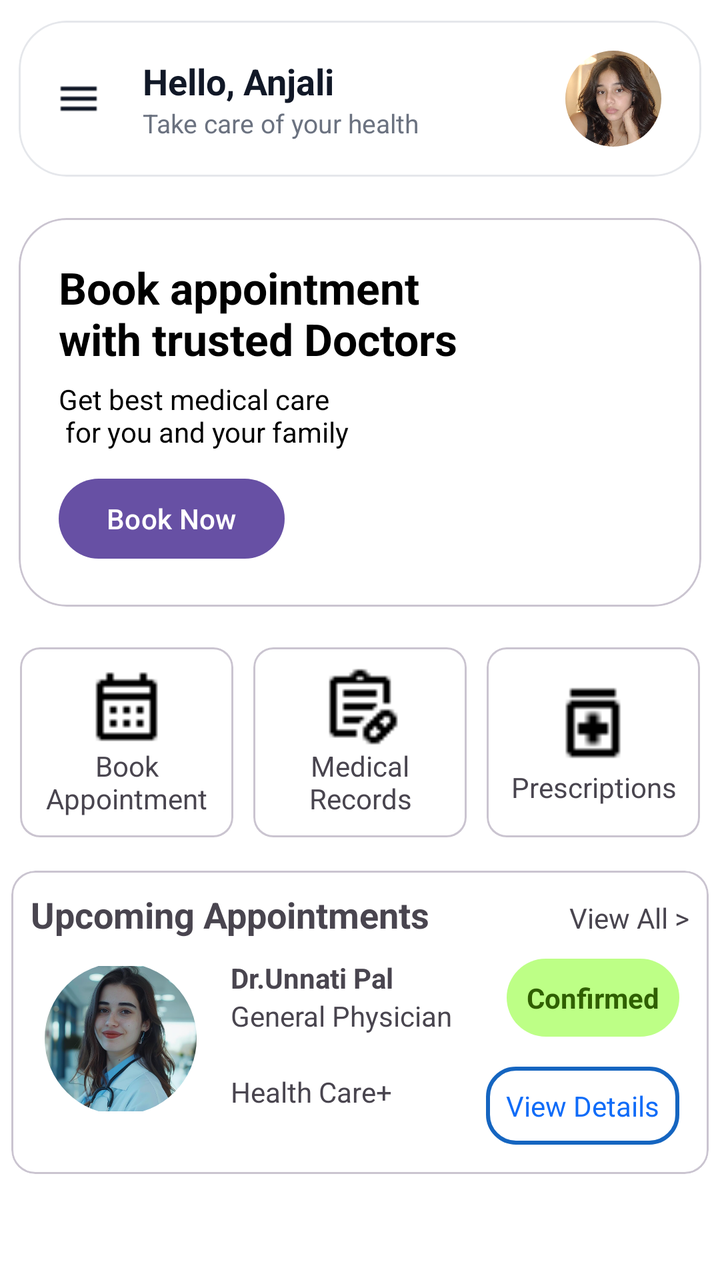
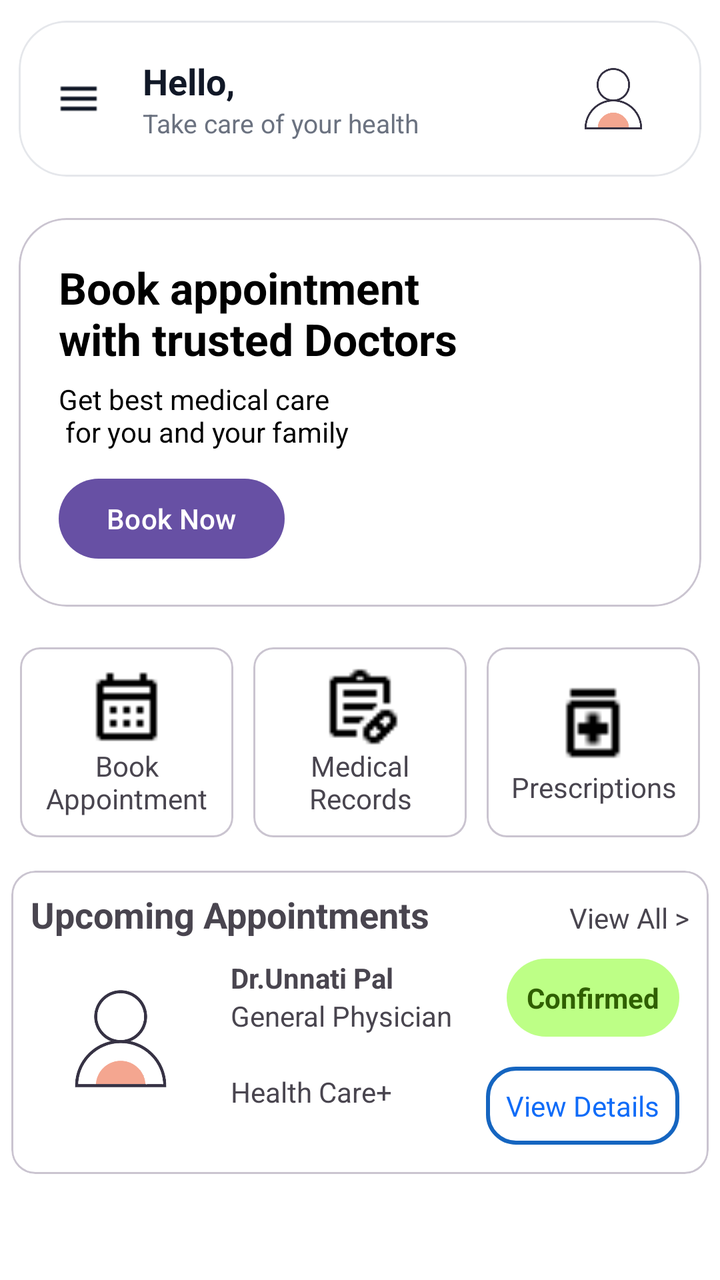

Two renders of the same Android screen: before a commit and after it. Below are the layout's source before the change and the commit's diff.
<!-- AndroidManifest.xml: application theme Theme.Hospital_Appointment_System -->
<!-- res/layout/activity_patient_dashboard.xml -->
<?xml version="1.0" encoding="UTF-8"?>
<LinearLayout xmlns:android="http://schemas.android.com/apk/res/android"
    xmlns:app="http://schemas.android.com/apk/res-auto"
    xmlns:tools="http://schemas.android.com/tools"
    android:id="@+id/main"
    android:layout_width="match_parent"
    android:layout_height="match_parent"
    android:background="@color/background"
    android:orientation="vertical"
    android:gravity="center|center_vertical"
    tools:context=".Doctor_DashBoard_Activity">

    <com.google.android.material.card.MaterialCardView
        android:layout_width="match_parent"
        android:layout_height="wrap_content"
        android:layout_gravity="top"
        app:cardCornerRadius="24dp"
        app:cardUseCompatPadding="true"
        app:strokeColor="#E5E7EB"
        app:strokeWidth="1dp">

        <LinearLayout
            android:layout_width="match_parent"
            android:layout_height="wrap_content"
            android:background="@color/white"
            android:gravity="center_vertical"
            android:paddingStart="10dp"
            android:paddingEnd="20dp"
            android:orientation="horizontal"
            android:padding="15dp">

            
            <ImageButton
                android:id="@+id/hamburger"
                android:layout_width="40dp"
                android:layout_height="40dp"
                android:background="?attr/selectableItemBackgroundBorderless"
                android:padding="8dp"
                android:src="@drawable/menu"
                app:tint="#111827" />

            
            <LinearLayout
                android:layout_width="0dp"
                android:layout_height="wrap_content"
                android:layout_marginStart="12dp"
                android:layout_weight="1"
                android:orientation="vertical">

                <TextView
                    android:id="@+id/patient_name"
                    android:layout_width="wrap_content"
                    android:layout_height="wrap_content"
                    android:text="Hello, Anjali "
                    android:textColor="#111827"
                    android:textSize="18sp"
                    android:textStyle="bold" />

                <TextView
                    android:layout_width="wrap_content"
                    android:layout_height="wrap_content"
                    android:text="Take care of your health"
                    android:textColor="#6B7280"
                    android:textSize="13sp" />
            </LinearLayout>

            
            <com.google.android.material.imageview.ShapeableImageView
                android:id="@+id/patient_profile_image"
                android:layout_width="48dp"
                android:layout_height="48dp"
                android:scaleType="centerCrop"
                android:src="@drawable/patient_image"
                app:shapeAppearanceOverlay="@style/CircleImageView" />
        </LinearLayout>

    </com.google.android.material.card.MaterialCardView>

    <com.google.android.material.card.MaterialCardView
        android:layout_width="match_parent"
        android:layout_height="wrap_content"
        android:layout_gravity="top"
        app:cardUseCompatPadding="true"

        app:cardCornerRadius="24dp">

        <LinearLayout
            android:layout_width="match_parent"
            android:layout_height="wrap_content"
            android:orientation="vertical"
            android:background="@color/white"
            android:padding="20dp">

            <TextView
                android:layout_width="wrap_content"
                android:layout_height="wrap_content"
                android:textColor="@color/black"
                android:text="Book appointment \nwith trusted Doctors"
                android:textSize="22sp"
                android:textStyle="bold"/>

            <TextView
                android:layout_width="wrap_content"
                android:layout_height="wrap_content"
                android:text="Get best medical care \n for you and your family"
                android:layout_marginTop="6dp"
                android:textColor="@color/black"
                android:textSize="14sp"/>

            <com.google.android.material.button.MaterialButton
                android:id="@+id/book_appointment"
                android:layout_marginTop="10dp"
                android:layout_width="wrap_content"
                android:layout_height="wrap_content"
                android:text="Book Now"/>

        </LinearLayout>
    </com.google.android.material.card.MaterialCardView>

    <LinearLayout
        android:layout_width="match_parent"
        android:layout_height="wrap_content"
        android:padding="10dp"
        android:orientation="horizontal">

        <com.google.android.material.card.MaterialCardView
            android:layout_width="103dp"
            android:layout_height="95dp"
            android:layout_gravity="start"
            android:layout_weight="1"
            android:layout_marginRight="10dp"
            app:cardCornerRadius="10dp">
            <LinearLayout
                android:id="@+id/book_appointment_layout"
                android:layout_width="match_parent"
                android:layout_height="match_parent"
                android:background="@drawable/appointment_bar"
                android:orientation="vertical"
                android:layout_row="0"

                android:gravity="center"
                android:layout_column="1"
                android:padding="8dp"
                android:paddingStart="10dp"
                android:paddingEnd="10dp"
                android:elevation="10dp">

                <com.google.android.material.imageview.ShapeableImageView
                    android:layout_width="40dp"
                    android:layout_height="40dp"
                    android:src="@drawable/appontment_calender"/>

                <TextView
                    android:layout_width="wrap_content"
                    android:layout_height="wrap_content"
                    android:gravity="center"
                    android:text="Book\nAppointment" />

            </LinearLayout>
        </com.google.android.material.card.MaterialCardView>

        <com.google.android.material.card.MaterialCardView
            android:layout_width="103dp"
            android:layout_height="95dp"
            app:cardCornerRadius="10dp"
            android:layout_weight="1"
            android:layout_marginRight="10dp"
            android:layout_gravity="center">
            <LinearLayout
                android:id="@+id/medical_records"
                android:layout_width="match_parent"
                android:layout_height="match_parent"
                android:background="@drawable/appointment_bar"
                android:orientation="vertical"
                android:layout_row="0"
                android:gravity="center"
                android:layout_column="1"
                android:padding="8dp"
                android:paddingStart="10dp"
                android:paddingEnd="10dp"
                android:elevation="10dp">

                <com.google.android.material.imageview.ShapeableImageView
                    android:layout_width="40dp"
                    android:layout_height="40dp"
                    android:src="@drawable/record"/>

                <TextView
                    android:layout_width="wrap_content"
                    android:layout_height="wrap_content"
                    android:gravity="center"
                    android:text="Medical\nRecords"/>

            </LinearLayout>
        </com.google.android.material.card.MaterialCardView>


        <com.google.android.material.card.MaterialCardView
            android:layout_width="103dp"
            android:layout_height="95dp"
            android:layout_gravity="end"
            android:layout_weight="1"
            app:cardCornerRadius="10dp">
            <LinearLayout
                android:id="@+id/prescription"
                android:layout_width="match_parent"
                android:layout_height="match_parent"
                android:background="@drawable/appointment_bar"
                android:orientation="vertical"
                android:layout_row="0"
                android:gravity="center"
                android:layout_column="1"
                android:padding="8dp"
                android:paddingStart="10dp"
                android:paddingEnd="10dp"
                android:elevation="10dp">

                <com.google.android.material.imageview.ShapeableImageView
                    android:layout_width="45dp"
                    android:layout_height="45dp"
                    android:src="@drawable/med"/>

                <TextView
                    android:layout_width="wrap_content"
                    android:layout_height="wrap_content"
                    android:gravity="center"
                    android:text="Prescriptions" />
            </LinearLayout>
        </com.google.android.material.card.MaterialCardView>

    </LinearLayout>

    <com.google.android.material.card.MaterialCardView
        android:layout_width="match_parent"
        android:layout_height="wrap_content"
        android:background="@color/white"
        app:cardUseCompatPadding="true">

        <LinearLayout
            android:layout_width="match_parent"
            android:layout_height="wrap_content"
            android:background="@color/white"
            android:orientation="vertical"
            android:padding="10dp">

            <LinearLayout
                android:layout_width="match_parent"
                android:layout_height="wrap_content"
                android:layout_marginBottom="5dp"
                android:orientation="horizontal">

                <TextView
                    android:layout_width="wrap_content"
                    android:layout_height="wrap_content"
                    android:layout_weight="1"
                    android:textSize="18sp"
                    android:text="Upcoming Appointments"
                    android:textStyle="bold" />

                <TextView
                    android:id="@+id/all_appointments"
                    android:layout_width="wrap_content"
                    android:layout_height="wrap_content"
                    android:text="View All >" />

            </LinearLayout>

            <LinearLayout
                android:layout_width="match_parent"
                android:layout_height="wrap_content"
                android:orientation="horizontal"
                android:padding="5dp">

                <com.google.android.material.imageview.ShapeableImageView
                    android:id="@+id/doctor_profile_photo"
                    android:layout_width="80dp"
                    android:layout_height="80dp"
                    android:padding="2dp"
                    android:src="@drawable/doctor_image"
                    app:shapeAppearanceOverlay="@style/CircleImageView" />


                <LinearLayout
                    android:layout_width="wrap_content"
                    android:layout_height="wrap_content"
                    android:layout_marginLeft="15dp"
                    android:layout_weight="1"
                    android:orientation="vertical">

                    <TextView
                        android:id="@+id/dotor_name"
                        android:layout_width="wrap_content"
                        android:layout_height="wrap_content"
                        android:text="Dr.Unnati Pal"
                        android:textStyle="bold" />

                    <TextView
                        android:id="@+id/doctor_secilization"
                        android:layout_width="wrap_content"
                        android:layout_height="wrap_content"
                        android:text="General Physician" />

                    <TextView
                        android:id="@+id/appointment_time"
                        android:layout_width="wrap_content"
                        android:layout_height="wrap_content" />

                    <TextView
                        android:id="@+id/hospital_name"
                        android:layout_width="wrap_content"
                        android:layout_height="wrap_content"
                        android:text="Health Care+" />


                </LinearLayout>

                <LinearLayout
                    android:layout_width="wrap_content"
                    android:layout_height="wrap_content"
                    android:orientation="vertical">

                    <TextView
                        android:id="@+id/appointment_status"
                        android:layout_width="wrap_content"
                        android:layout_height="wrap_content"
                        android:layout_gravity="end"
                        android:layout_marginBottom="15dp"
                        android:background="@drawable/complete"
                        android:padding="10dp"
                        android:text="Confirmed"
                        android:textColor="@color/completed"
                        android:textStyle="bold" />


                    <TextView
                        android:id="@+id/doctor_details"
                        android:layout_width="wrap_content"
                        android:layout_height="wrap_content"
                        android:background="@drawable/register"
                        android:padding="10dp"
                        android:text="View Details"

                        android:textColor="@color/link" />


                </LinearLayout>

            </LinearLayout>

        </LinearLayout>


    </com.google.android.material.card.MaterialCardView>


    <LinearLayout
        android:layout_width="match_parent"
        android:padding="10dp"
        app:cardUseCompatPadding="true"
        android:layout_marginBottom="20dp"
        android:layout_height="wrap_content">

        <LinearLayout
            android:layout_width="match_parent"
            android:layout_height="match_parent"
            android:orientation="vertical">

            <TextView
                android:layout_width="wrap_content"
                android:layout_height="wrap_content"
                android:textSize="18sp"
                android:textStyle="bold"
                android:layout_marginBottom="20dp"
                android:text="Health Tools"/>


            <LinearLayout
                android:layout_width="match_parent"
                android:layout_height="wrap_content"
                android:orientation="horizontal">

                <com.google.android.material.card.MaterialCardView
                    android:layout_width="100dp"
                    android:layout_height="100dp"
                    android:layout_gravity="center"
                    android:layout_marginRight="20dp"
                    android:layout_weight="1">

                    <LinearLayout
                        android:id="@+id/health_tips"
                        android:layout_width="match_parent"
                        android:layout_height="match_parent"
                        android:gravity="center"
                        android:background="@color/white"
                        android:orientation="vertical">

                        <com.google.android.material.imageview.ShapeableImageView
                            android:layout_width="40dp"
                            android:layout_height="40dp"
                            android:src="@drawable/heart" />

                        <TextView
                            android:layout_width="wrap_content"
                            android:layout_height="wrap_content"
                            android:gravity="center"
                            android:text="Health \n Tips" />

                    </LinearLayout>




                </com.google.android.material.card.MaterialCardView>

                <com.google.android.material.card.MaterialCardView
                    android:layout_width="100dp"
                    android:layout_height="100dp"
                    android:layout_marginRight="20dp"
                    android:layout_weight="1">

                    <LinearLayout
                        android:id="@+id/precautions"
                        android:layout_width="match_parent"
                        android:layout_height="match_parent"
                        android:layout_gravity="center"
                        android:orientation="vertical"
                        android:background="@color/white"
                        android:gravity="center">

                        <com.google.android.material.imageview.ShapeableImageView
                            android:layout_width="40dp"
                            android:layout_height="40dp"
                            android:src="@drawable/caution" />

                        <TextView
                            android:layout_width="wrap_content"
                            android:layout_height="wrap_content"
                            android:text="Precautions" />

                    </LinearLayout>




                </com.google.android.material.card.MaterialCardView>

                <com.google.android.material.card.MaterialCardView
                    android:layout_width="100dp"
                    android:layout_height="100dp"


                    android:layout_weight="1">

                    <LinearLayout
                        android:id="@+id/feedback"
                        android:layout_width="match_parent"
                        android:layout_height="match_parent"
                        android:layout_gravity="center"
                        android:orientation="vertical"
                        android:background="@color/white"
                        android:gravity="center" >

                        <com.google.android.material.imageview.ShapeableImageView
                            android:layout_width="40dp"
                            android:layout_height="40dp"
                            android:src="@drawable/feedback" />

                        <TextView
                            android:layout_width="wrap_content"
                            android:layout_height="wrap_content"
                            android:gravity="center"
                            android:text="Feedback"/>


                    </LinearLayout>




                </com.google.android.material.card.MaterialCardView>

            </LinearLayout>


        </LinearLayout>

    </LinearLayout>


    <androidx.constraintlayout.widget.ConstraintLayout
        android:layout_width="match_parent"
        android:layout_height="match_parent">

        <com.google.android.material.card.MaterialCardView
            android:layout_width="match_parent"
            android:layout_height="wrap_content"
            android:layout_gravity="bottom"
            app:layout_constraintBottom_toBottomOf="parent"
            app:layout_constraintEnd_toEndOf="parent"
            app:layout_constraintStart_toStartOf="parent">

            <com.google.android.material.bottomnavigation.BottomNavigationView
                android:id="@+id/bottomNavigationView"
                android:layout_width="match_parent"
                android:layout_height="match_parent"
                android:layout_alignParentBottom="true"
                android:background="@color/white"
                app:layout_constraintBottom_toBottomOf="parent"
                app:layout_constraintEnd_toEndOf="parent"
                app:layout_constraintHorizontal_bias="0.0"
                app:layout_constraintStart_toStartOf="parent"
                app:menu="@menu/patient_bottom_menu" />


        </com.google.android.material.card.MaterialCardView>
    </androidx.constraintlayout.widget.ConstraintLayout>



</LinearLayout>
<!-- resources referenced by this layout -->
<resources>
  <color name="background">#FFFFFF</color>
  <color name="black">#FF000000</color>
  <color name="completed">#2F5F00</color>
  <color name="link">#106CF8</color>
  <color name="white">#FFFFFFFF</color>
  <!-- drawable appointment_bar (drawable) -->
  <?xml version="1.0" encoding="utf-8"?>
  <shape xmlns:android="http://schemas.android.com/apk/res/android"
      android:shape="rectangle">
  
      <stroke android:color="@color/white" android:width="1dp"/>
      <corners android:radius="10dp"/>
      <solid android:color="@color/white"/>
  
  </shape>
  <!-- drawable appontment_calender: png bitmap (drawable, 285 bytes) -->
  <!-- drawable caution: png bitmap (drawable, 83670 bytes) -->
  <!-- drawable complete (drawable) -->
  <?xml version="1.0" encoding="utf-8"?>
  <shape xmlns:android="http://schemas.android.com/apk/res/android"
      android:shape="rectangle">
  
      <solid android:color="@color/complete"/>
      <corners android:radius="30dp"/>
  
  </shape>
  <!-- drawable doctor_image: png bitmap (drawable, 201036 bytes) -->
  <!-- drawable feedback: png bitmap (drawable, 9564 bytes) -->
  <!-- drawable heart: png bitmap (drawable, 114711 bytes) -->
  <!-- drawable med: png bitmap (drawable, 274 bytes) -->
  <!-- drawable menu: png bitmap (drawable, 316 bytes) -->
  <!-- drawable patient_image: jpg bitmap (drawable, 84212 bytes) -->
  <!-- drawable record: png bitmap (drawable, 422 bytes) -->
  <!-- drawable register (drawable) -->
  <?xml version="1.0" encoding="utf-8"?>
  <shape xmlns:android="http://schemas.android.com/apk/res/android">
  
      <solid android:color="#FFFFFF"/>
  
      <stroke
          android:width="2dp"
          android:color="#1565C0"/>
  
      <corners android:radius="14dp"/>
  
  </shape>
  <style name="CircleImageView">
          <item name="cornerFamily">rounded</item>
          <item name="cornerSize">50%</item>
      </style>
  <style name="Theme.Hospital_Appointment_System" parent="Base.Theme.Hospital_Appointment_System" />
  <color name="complete">#7A76FF03</color>
  <style name="Base.Theme.Hospital_Appointment_System" parent="Theme.Material3.DayNight.NoActionBar">
          
          
      </style>
</resources>

<!-- the commit's change to res/layout/activity_patient_dashboard.xml (unified diff, before → after) -->
@@ -51,7 +51,7 @@
                     android:id="@+id/patient_name"
                     android:layout_width="wrap_content"
                     android:layout_height="wrap_content"
-                    android:text="Hello, Anjali "
+                    android:text="Hello,"
                     android:textColor="#111827"
                     android:textSize="18sp"
                     android:textStyle="bold" />
@@ -70,7 +70,7 @@
                 android:layout_width="48dp"
                 android:layout_height="48dp"
                 android:scaleType="centerCrop"
-                android:src="@drawable/patient_image"
+                android:src="@drawable/avatar"
                 app:shapeAppearanceOverlay="@style/CircleImageView" />
         </LinearLayout>
 
@@ -276,7 +276,7 @@
                     android:layout_width="80dp"
                     android:layout_height="80dp"
                     android:padding="2dp"
-                    android:src="@drawable/doctor_image"
+                    android:src="@drawable/avatar"
                     app:shapeAppearanceOverlay="@style/CircleImageView" />
 
 
<!-- resource entries referenced after the edit -->
@@ -16,6 +16,7 @@
   
   </shape>
   <!-- drawable appontment_calender: png bitmap (drawable, 285 bytes) -->
+  <!-- drawable avatar: png bitmap (drawable, 21592 bytes) -->
   <!-- drawable caution: png bitmap (drawable, 83670 bytes) -->
   <!-- drawable complete (drawable) -->
   <?xml version="1.0" encoding="utf-8"?>
@@ -26,12 +27,10 @@
       <corners android:radius="30dp"/>
   
   </shape>
-  <!-- drawable doctor_image: png bitmap (drawable, 201036 bytes) -->
   <!-- drawable feedback: png bitmap (drawable, 9564 bytes) -->
   <!-- drawable heart: png bitmap (drawable, 114711 bytes) -->
   <!-- drawable med: png bitmap (drawable, 274 bytes) -->
   <!-- drawable menu: png bitmap (drawable, 316 bytes) -->
-  <!-- drawable patient_image: jpg bitmap (drawable, 84212 bytes) -->
   <!-- drawable record: png bitmap (drawable, 422 bytes) -->
   <!-- drawable register (drawable) -->
   <?xml version="1.0" encoding="utf-8"?>
